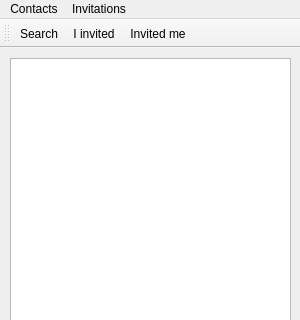
Before: the Qt Designer form mainwindow.ui in piotrek-pl/JupiterClient-2.0, drawn with Qt 5; both pictures show x 0 to 300 and y 0 to 320 of the 300 by 500 pixel window.
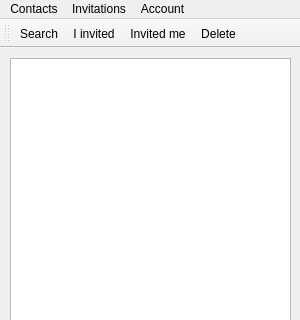
After: the same form once the commit is applied. Icons and pictures are not drawn.

Commit message: added user delete

What changed in the file:
```diff
--- a/mainwindow.ui
+++ b/mainwindow.ui
@@ -92,8 +92,15 @@
     <addaction name="actionIInvited"/>
     <addaction name="actionInvitedMe"/>
    </widget>
+   <widget class="QMenu" name="menuAccount">
+    <property name="title">
+     <string>Account</string>
+    </property>
+    <addaction name="actionDelete"/>
+   </widget>
    <addaction name="menuContacts"/>
    <addaction name="menuInvitations"/>
+   <addaction name="menuAccount"/>
   </widget>
   <widget class="QStatusBar" name="statusbar"/>
   <widget class="QToolBar" name="toolBar">
@@ -109,6 +116,7 @@
    <addaction name="actionSearchUser"/>
    <addaction name="actionIInvited"/>
    <addaction name="actionInvitedMe"/>
+   <addaction name="actionDelete"/>
   </widget>
   <action name="actionSearchUser">
    <property name="checkable">
@@ -146,6 +154,15 @@
     <string>I invited</string>
    </property>
   </action>
+  <action name="actionDelete">
+   <property name="icon">
+    <iconset resource="resource.qrc">
+     <normaloff>:/images/delete_account_icon.png</normaloff>:/images/delete_account_icon.png</iconset>
+   </property>
+   <property name="text">
+    <string>Delete</string>
+   </property>
+  </action>
  </widget>
  <resources>
   <include location="resource.qrc"/>
```
The commit also changes 6 other files.
